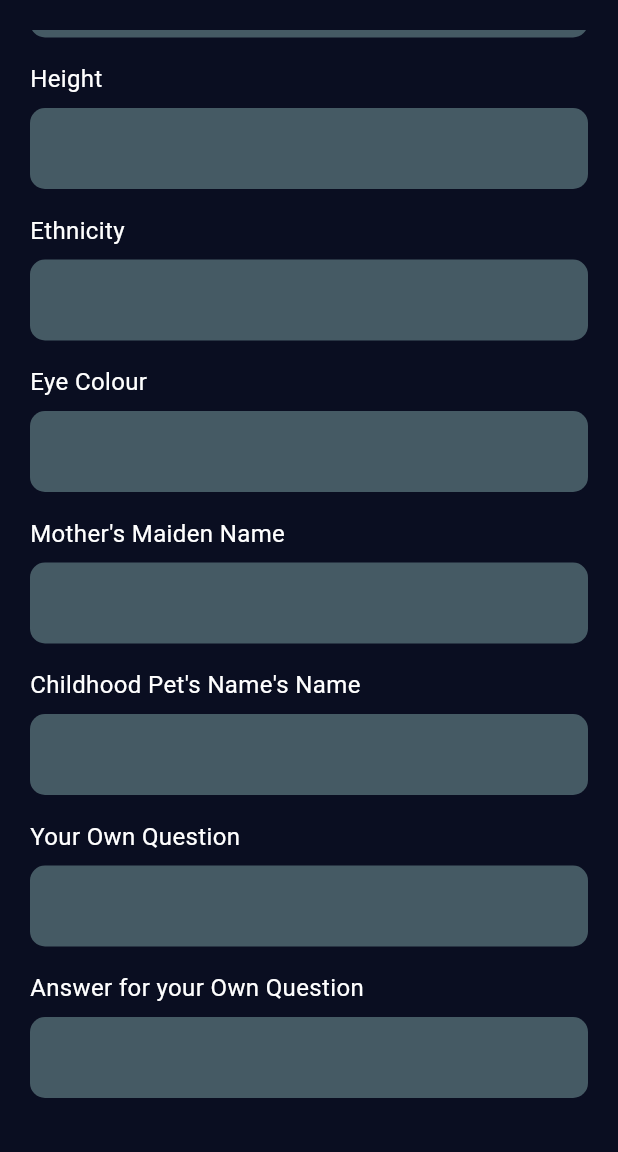
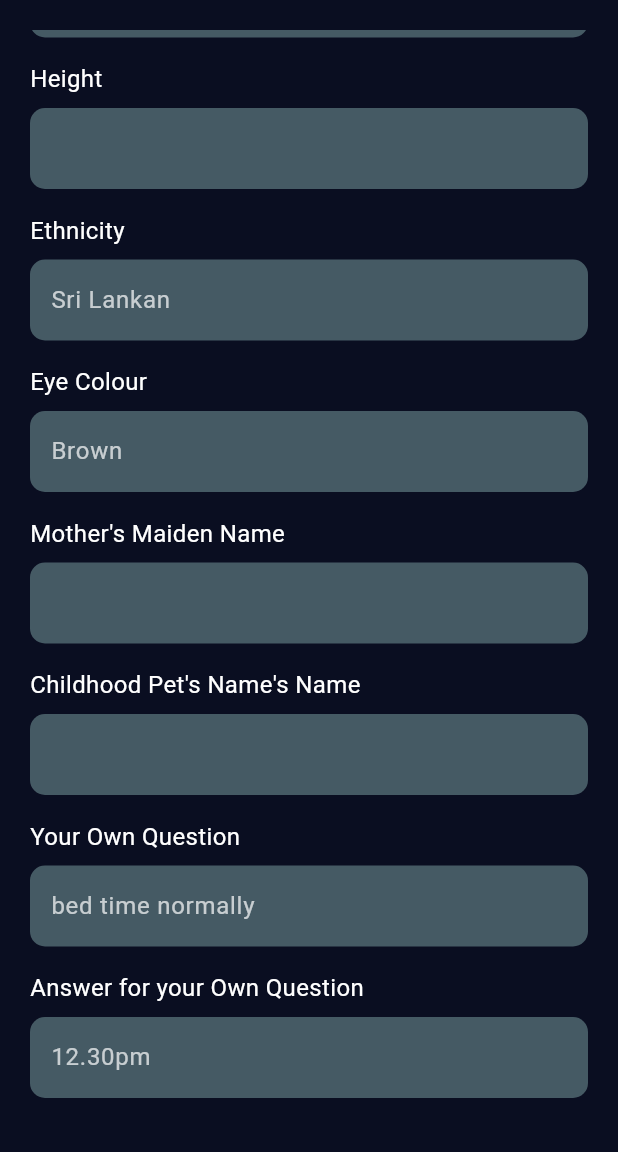
Before and after one commit to SakunikaMuthuni/Biomark-, a Flutter app: the LoginView screen opened directly, scrolled down 677 dp, on a phone screen of 412 x 824 dp, the part 84-1236 px from its top. Run offline on Flutter 3.47's test engine with Material 3 defaults, Android fonts, the phone set to English and light mode, and no system bars; our stand-ins replace fluttertoast, shared_preferences, sqflite; accounts and stored records are empty.

Commit message:
miner changes

```diff
--- a/lib/screens/LoginView.dart
+++ b/lib/screens/LoginView.dart
@@ -114,26 +114,72 @@ class _LoginViewState extends State<LoginView> {
               ),
             ),
             SizedBox(height: 20),
-             buildTextField("Full Name", _conFullName),
-            buildTextField("Date of Birth", _conDOB),
-            buildTextField("Time of Birth", _conTOB),
-            buildTextField("Location of Birth", _conLOB),
-            buildTextField("Blood Group", _conBloodGroup),
-            buildTextField("Sex", _conGender),
-            buildTextField("Height", _conHeight),
-            buildTextField("Ethnicity", _conEthnicity),
-            buildTextField("Eye Colour", _conEyeColour),
-            buildTextField("Mother's Maiden Name", _conMotherMaidenName),
-            buildTextField("Childhood Pet's Name's Name", _conChildhoodPetName),
-            buildTextField("Your Own Question", _conOwnQuestion),
-            buildTextField("Answer for your Own Question", _conAnswerForOwnQuestion),
+            //  buildTextField("Full Name", _conFullName),
+            // buildTextField("Date of Birth", _conDOB),
+            // buildTextField("Time of Birth", _conTOB),
+            // buildTextField("Location of Birth", _conLOB),
+            // buildTextField("Blood Group", _conBloodGroup),
+            // buildTextField("Sex", _conGender),
+            // buildTextField("Height", _conHeight),
+            // buildTextField("Ethnicity", _conEthnicity),
+            // buildTextField("Eye Colour", _conEyeColour),
+            // buildTextField("Mother's Maiden Name", _conMotherMaidenName),
+            // buildTextField("Childhood Pet's Name's Name", _conChildhoodPetName),
+            // buildTextField("Your Own Question", _conOwnQuestion),
+            // buildTextField("Answer for your Own Question", _conAnswerForOwnQuestion),
+
+            buildTextField("Full Name", "Jayathma Perera"),
+            buildTextField("Date of Birth", ""),
+            buildTextField("Time of Birth", ""),
+            buildTextField("Location of Birth", ""),
+            buildTextField("Blood Group", ""),
+            buildTextField("Sex", "Female"),
+            buildTextField("Height", ""),
+            buildTextField("Ethnicity", "Sri Lankan"),
+            buildTextField("Eye Colour", "Brown"),
+            buildTextField("Mother's Maiden Name", ""),
+            buildTextField("Childhood Pet's Name's Name", ""),
+            buildTextField("Your Own Question", "bed time normally"),
+            buildTextField("Answer for your Own Question", "12.30pm"),
           ],
         ),
       ),
     );
   }
 
-  Widget buildTextField(String labelText, TextEditingController controller) {
+  // Widget buildTextField(String labelText, TextEditingController controller) {
+  //   return Padding(
+  //     padding: const EdgeInsets.only(bottom: 16.0),
+  //     child: Column(
+  //       crossAxisAlignment: CrossAxisAlignment.start,
+  //       children: [
+  //         Text(
+  //           labelText,
+  //           style: const TextStyle(color: Colors.white, fontSize: 16),
+  //         ),
+  //         const SizedBox(height: 8),
+  //         TextFormField(
+  //           controller: controller,
+  //           enabled: false,
+  //           style: const TextStyle(color: Colors.white),
+  //           decoration: InputDecoration(
+  //             filled: true,
+  //             fillColor: Colors.blueGrey[700],
+  //             contentPadding: const EdgeInsets.symmetric(vertical: 15, horizontal: 10),
+  //             border: OutlineInputBorder(
+  //               borderRadius: BorderRadius.circular(10),
+  //               borderSide: BorderSide.none,
+  //             ),
+  //             hintText: controller.text.isEmpty ? null : controller.text,
+  //             hintStyle: const TextStyle(color: Colors.white70),
+  //           ),
+  //         ),
+  //       ],
+  //     ),
+  //   );
+  // }
+
+  Widget buildTextField(String labelText, String Placeholder) {
       return Padding(
         padding: const EdgeInsets.only(bottom: 16.0),
         child: Column(
@@ -145,7 +191,6 @@ class _LoginViewState extends State<LoginView> {
             ),
             const SizedBox(height: 8),
             TextFormField(
-            controller: controller,
               enabled: false,
               style: const TextStyle(color: Colors.white),
               decoration: InputDecoration(
@@ -156,7 +201,7 @@ class _LoginViewState extends State<LoginView> {
                   borderRadius: BorderRadius.circular(10),
                   borderSide: BorderSide.none,
                 ),
-              hintText: controller.text.isEmpty ? null : controller.text,
+                hintText: Placeholder,
                 hintStyle: const TextStyle(color: Colors.white70),
               ),
             ),
```
Lines whose indentation alone changed are shown as unchanged.
